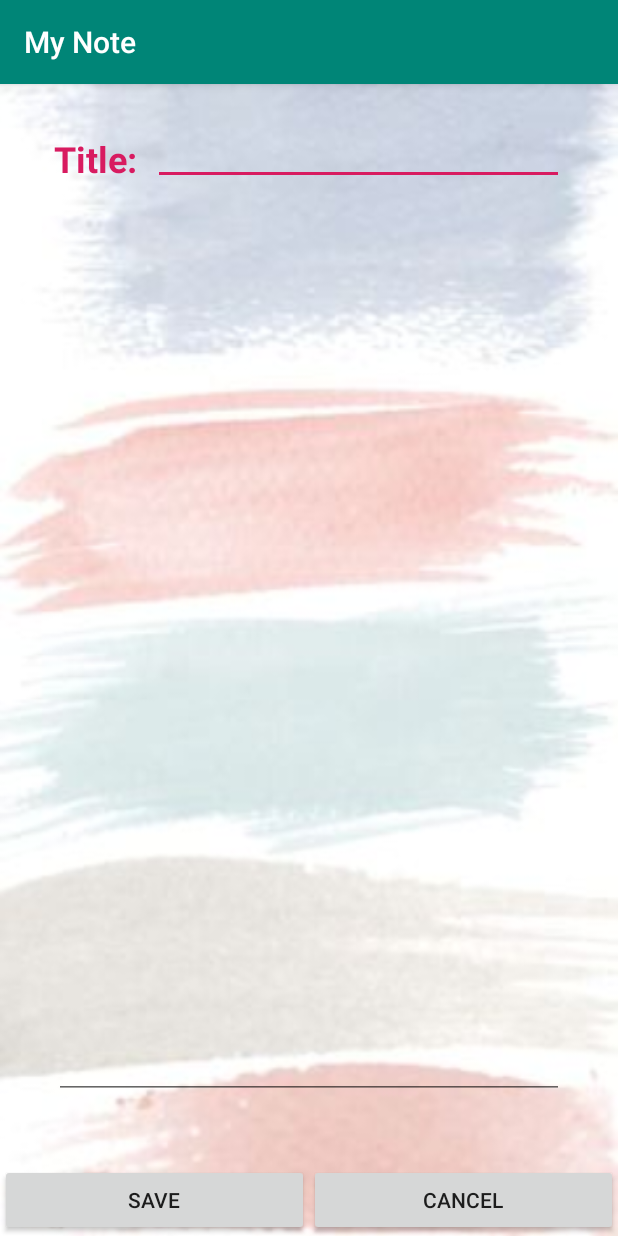
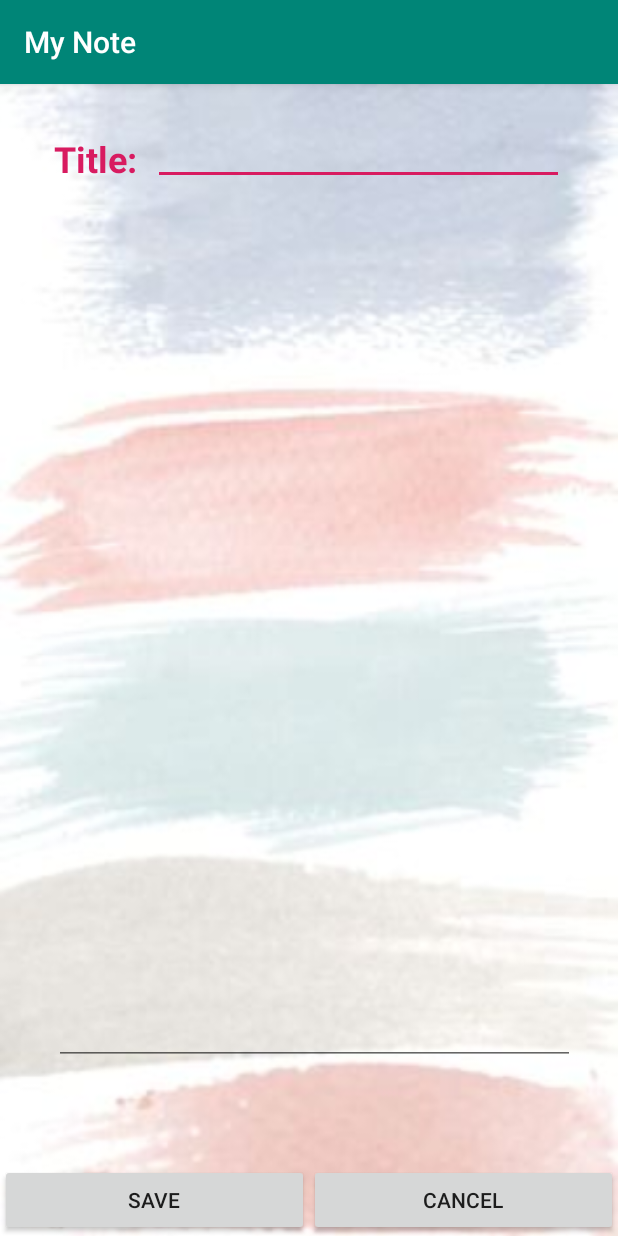
Before and after one commit to anniedo92/MyNote, an Android app: the EditNoteActivity screen opened directly, with no data from a screen before it, on a phone screen of 412 x 824 dp. Run offline under Robolectric (Android 15) with nearby library versions, the phone set to English and light mode, and no system bars.

Commit message:
text box for edit bite

```diff
--- a/app/src/main/res/layout/activity_edit_note.xml
+++ b/app/src/main/res/layout/activity_edit_note.xml
@@ -68,11 +68,12 @@
 
     <EditText
         android:id="@+id/editFullText"
-        android:layout_width="340dp"
-        android:layout_height="588dp"
+        android:layout_width="347dp"
+        android:layout_height="565dp"
         android:layout_below="@+id/editTitle"
         android:layout_alignEnd="@+id/editTitle"
         android:layout_marginTop="21dp"
+        android:layout_marginEnd="-7dp"
         android:gravity="top|left" />
 
 
```
